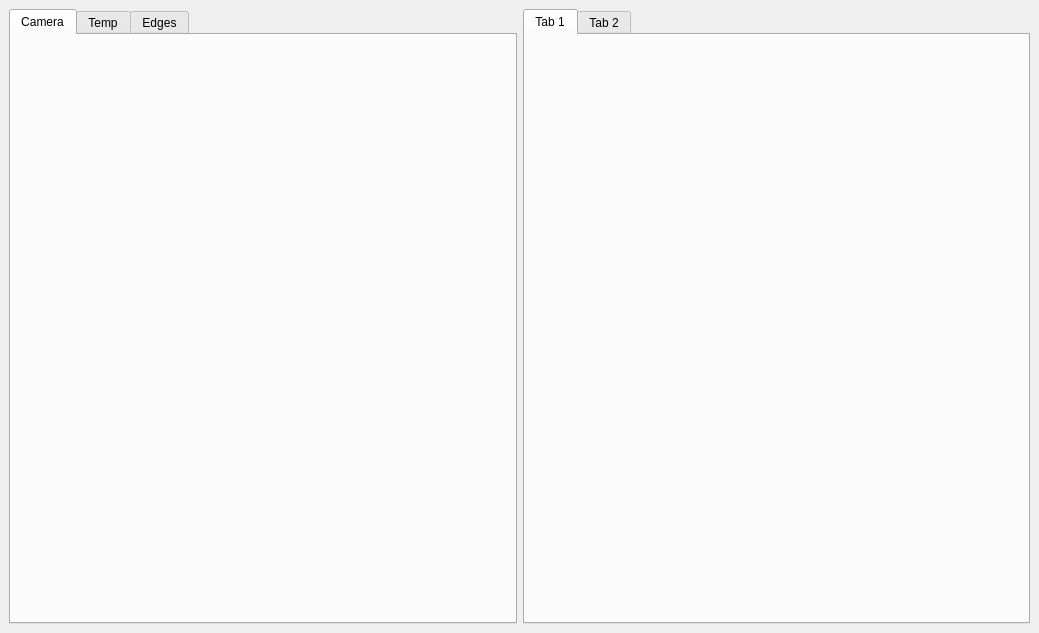
hackelle/robocup_project, file gui/saeros.ui: the form before one commit.
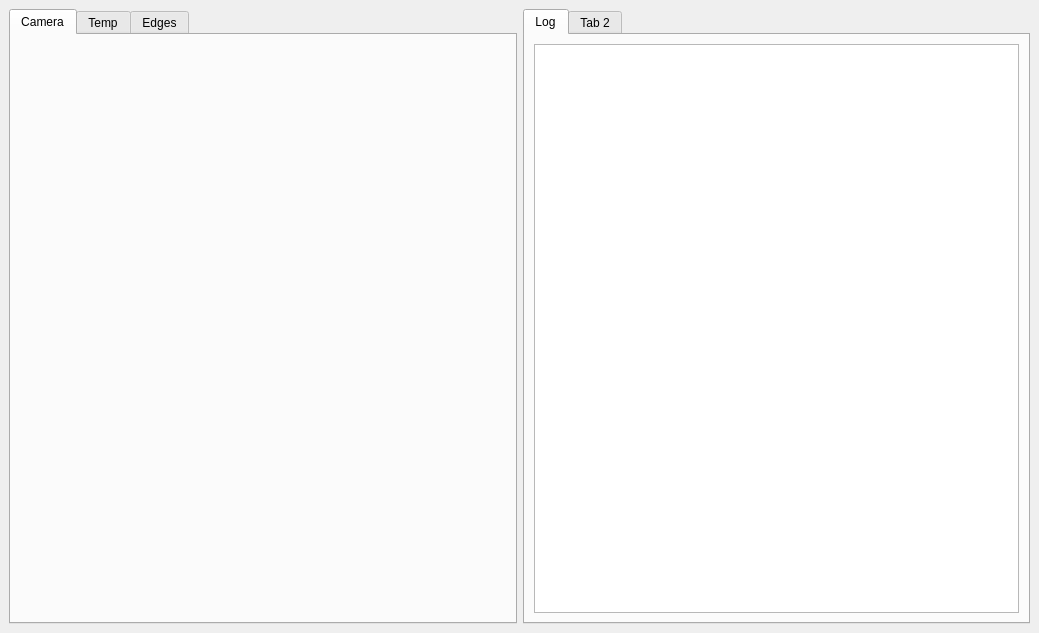
The form after the commit. The open tabs and pages were chosen to show the change.

The edit to the form file:
```diff
--- a/gui/saeros.ui
+++ b/gui/saeros.ui
@@ -60,8 +60,24 @@
      <widget class="QTabWidget" name="tabWidget_2">
       <widget class="QWidget" name="tab_5">
        <attribute name="title">
-        <string>Tab 1</string>
+        <string>Log</string>
        </attribute>
+       <layout class="QVBoxLayout" name="verticalLayout">
+        <item>
+         <layout class="QGridLayout" name="gridLayout_4">
+          <item row="0" column="0">
+           <widget class="QPlainTextEdit" name="log_view">
+            <property name="undoRedoEnabled">
+             <bool>false</bool>
+            </property>
+            <property name="readOnly">
+             <bool>true</bool>
+            </property>
+           </widget>
+          </item>
+         </layout>
+        </item>
+       </layout>
       </widget>
       <widget class="QWidget" name="tab_6">
        <attribute name="title">
```
Left out of the diff: 6 changed lines with no effect on the pictures.
